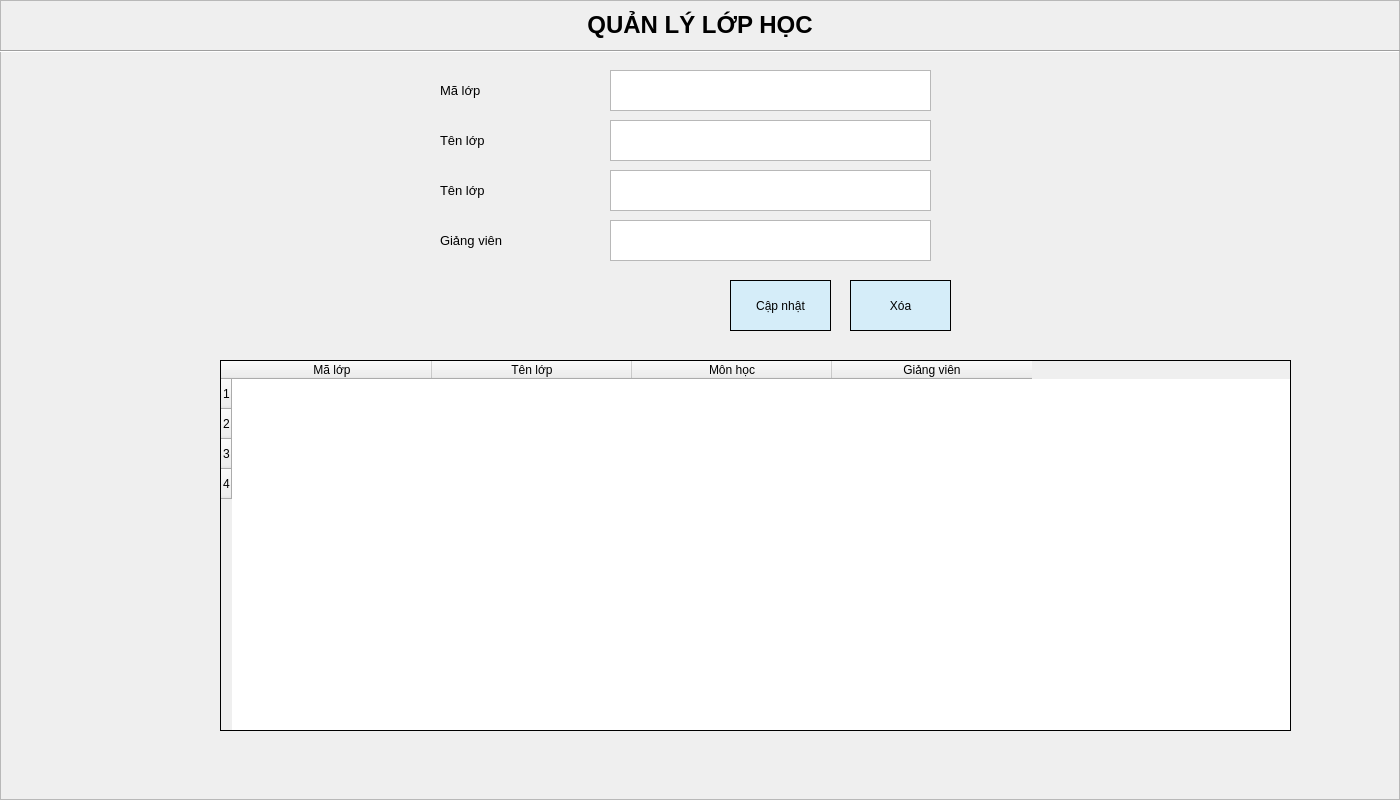
Above: ui/class.ui from phuc297/student-attendance-management-system before the change. Below: the same form after it.
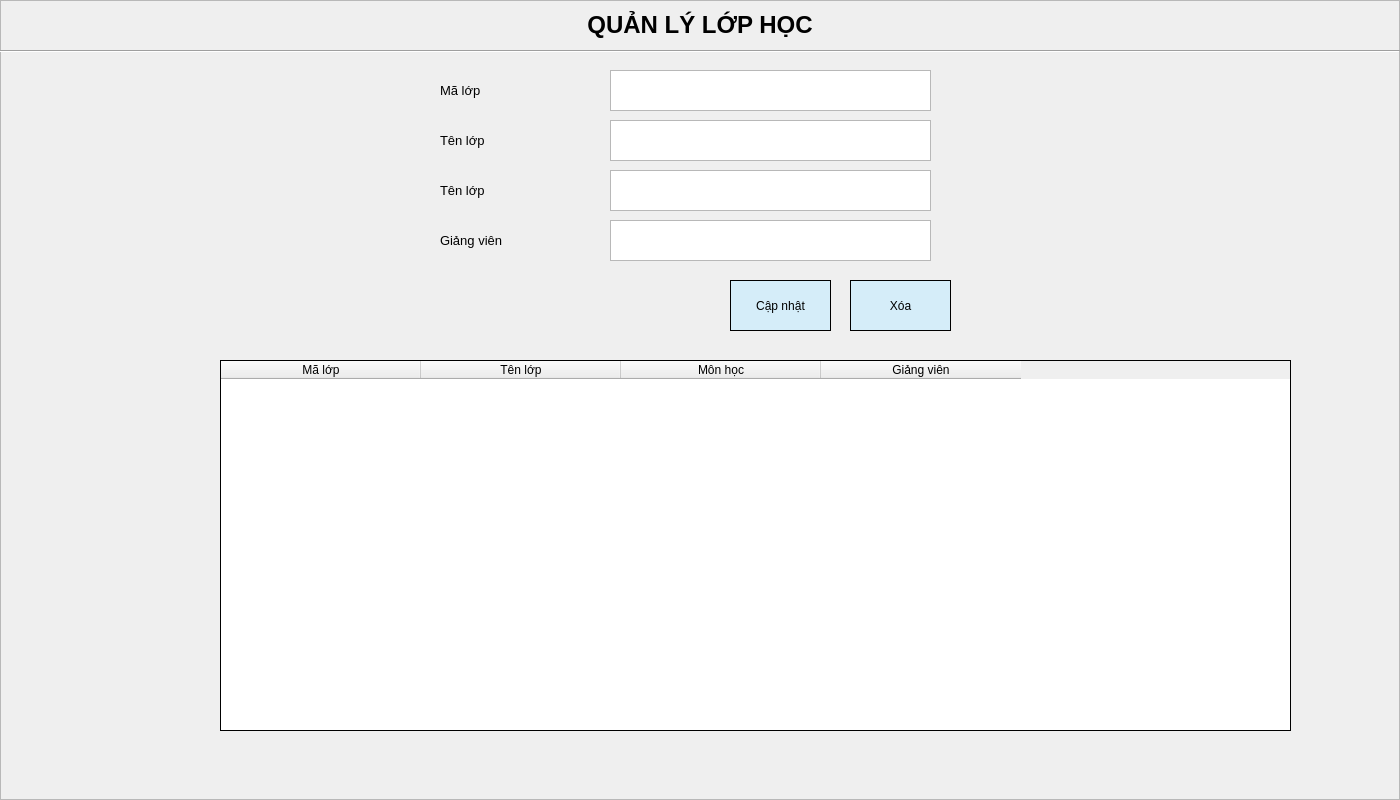
That is the form after the change.

```diff
--- a/ui/class.ui
+++ b/ui/class.ui
@@ -220,26 +220,6 @@
     <attribute name="verticalHeaderDefaultSectionSize">
      <number>30</number>
     </attribute>
-    <row>
-     <property name="text">
-      <string>1</string>
-     </property>
-    </row>
-    <row>
-     <property name="text">
-      <string>2</string>
-     </property>
-    </row>
-    <row>
-     <property name="text">
-      <string>3</string>
-     </property>
-    </row>
-    <row>
-     <property name="text">
-      <string>4</string>
-     </property>
-    </row>
     <column>
      <property name="text">
       <string>Mã lớp</string>
```
